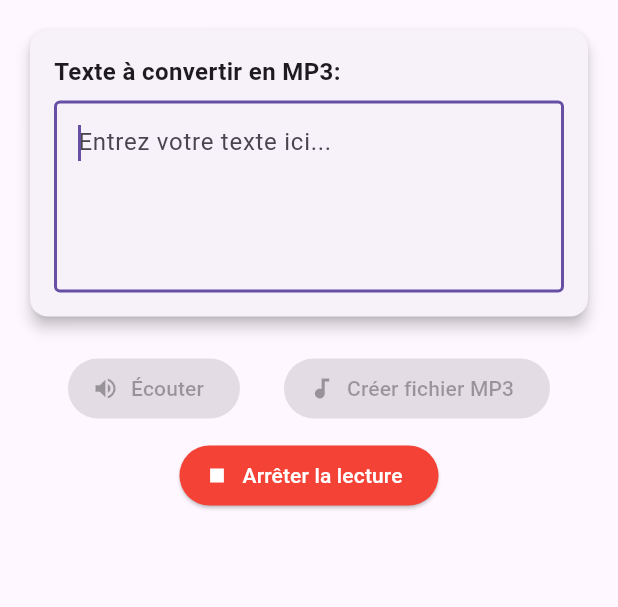
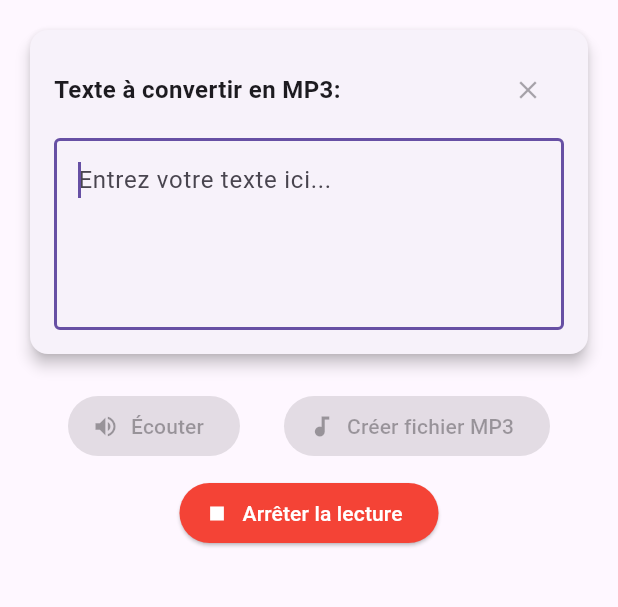
Before and after one commit to Archanciel/text_to_speech, a Flutter app: the screen it shows after launch, on a phone screen of 412 x 824 dp, the part 84-691 px from its top. Run offline on Flutter 3.47's test engine with Material 3 defaults, Android fonts, the phone set to English and light mode, and no system bars; our stand-ins replace audioplayers, file_picker, flutter_tts, logger; missing offline and left inert: window_size.

Commit message:
added clear text icon. Works on W and A

```diff
--- a/lib/views/text_to_speech_view.dart
+++ b/lib/views/text_to_speech_view.dart
@@ -12,6 +12,8 @@ class TextToSpeechView extends StatefulWidget {
 class _TextToSpeechViewState extends State<TextToSpeechView> {
   // Add FocusNode for the name field
   final FocusNode _nameFocusNode = FocusNode();
+  // Add TextEditingController for the text field
+  final TextEditingController _textController = TextEditingController();
 
   @override
   void initState() {
@@ -26,6 +28,7 @@ class _TextToSpeechViewState extends State<TextToSpeechView> {
   @override
   void dispose() {
     _nameFocusNode.dispose();
+    _textController.dispose(); // Dispose the controller
     super.dispose();
   }
 
@@ -72,22 +75,69 @@ class _TextToSpeechViewState extends State<TextToSpeechView> {
         child: Column(
           crossAxisAlignment: CrossAxisAlignment.start,
           children: [
+            // Header row with title and clear button
+            Row(
+              mainAxisAlignment: MainAxisAlignment.spaceBetween,
+              children: [
                 Text(
                   'Texte à convertir en MP3:',
                   style: TextStyle(fontSize: 16, fontWeight: FontWeight.bold),
                 ),
+                // Clear button
+                IconButton(
+                  onPressed: viewModel.inputText.trim().isEmpty
+                    ? null
+                    : () => _clearTextField(viewModel),
+                  icon: Icon(Icons.clear),
+                  tooltip: 'Effacer le texte',
+                  iconSize: 20,
+                  constraints: BoxConstraints(
+                    minWidth: 32,
+                    minHeight: 32,
+                  ),
+                  style: IconButton.styleFrom(
+                    foregroundColor: viewModel.inputText.trim().isEmpty
+                      ? Colors.grey
+                      : Colors.red,
+                  ),
+                ),
+              ],
+            ),
             SizedBox(height: 8),
             TextField(
+              controller: _textController,
               maxLines: 4,
-              focusNode: _nameFocusNode, // Add focus node
+              focusNode: _nameFocusNode,
               decoration: InputDecoration(
                 hintText: 'Entrez votre texte ici...',
                 border: OutlineInputBorder(),
+                // Alternative: Add clear button as suffix icon in the text field
               ),
-              onChanged: viewModel.updateInputText,
+              onChanged: (text) {
+                viewModel.updateInputText(text);
+                // Keep the controller in sync
+                if (_textController.text != text) {
+                  _textController.text = text;
+                }
+              },
             ),
           ],
         ),
+      ),
+    );
+  }
+
+  // Method to clear the text field
+  void _clearTextField(TextToSpeechVM viewModel) {
+    _textController.clear();
+    viewModel.updateInputText('');
+
+    // Show a brief feedback
+    ScaffoldMessenger.of(context).showSnackBar(
+      SnackBar(
+        content: Text('Texte effacé'),
+        duration: Duration(seconds: 1),
+        backgroundColor: Colors.grey[600],
       ),
     );
   }
@@ -136,6 +186,9 @@ class _TextToSpeechViewState extends State<TextToSpeechView> {
           ],
         ),
         SizedBox(height: 10),
+        Row(
+          mainAxisAlignment: MainAxisAlignment.spaceEvenly,
+          children: [
             ElevatedButton.icon(
               onPressed: viewModel.stopSpeaking,
               icon: Icon(Icons.stop),
@@ -144,6 +197,8 @@ class _TextToSpeechViewState extends State<TextToSpeechView> {
                 backgroundColor: Colors.red,
                 foregroundColor: Colors.white,
               ),
+            ),
+          ],
         ),
       ],
     );
```
Lines whose indentation alone changed are shown as unchanged.
